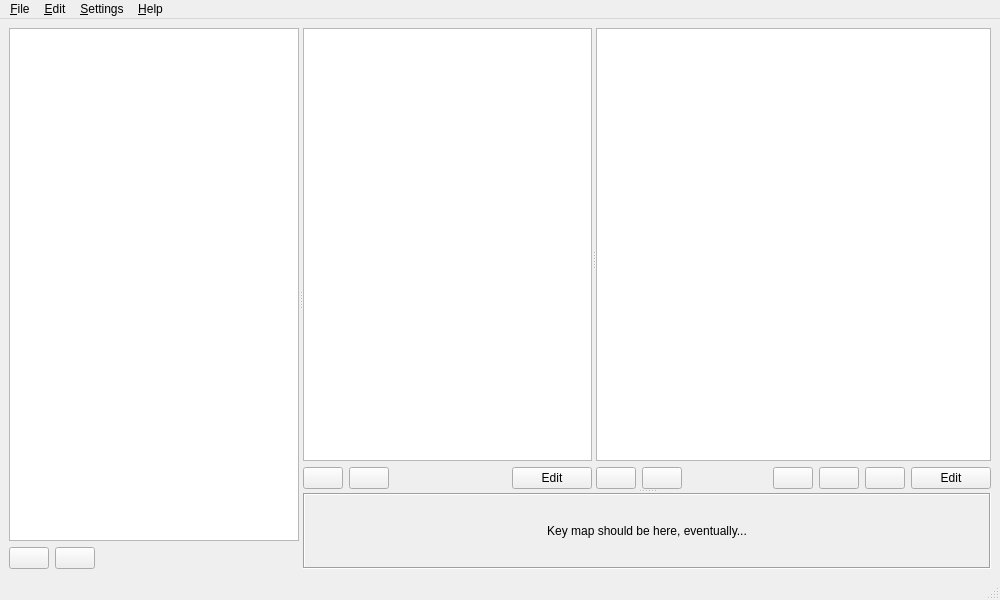
Before: the Qt Designer form src/mpbgui/MainWindow.ui in dakrk/manatools, drawn with Qt 5.
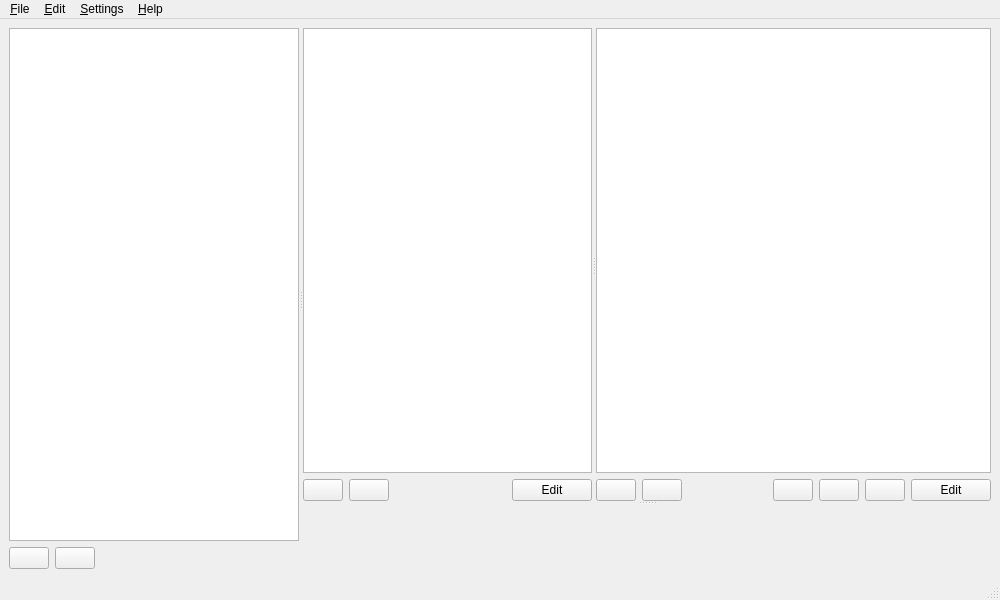
After: the same form once the commit is applied. Icons and pictures are not drawn. Custom widgets are drawn as their Qt base class.

Commit message:
mpbgui: show piano with split base note and range
one step closer to finishing issue #23. now I just need a way to
determine the start and end position of a key before I do the actual map

implementing this makes more clear the whole dumb broken selection
system unfortunately as the piano might not always be reset even when
there's no valid selection. Urrrrrrggghhhhhhhhhh

```diff
--- a/src/mpbgui/MainWindow.ui
+++ b/src/mpbgui/MainWindow.ui
@@ -301,26 +301,7 @@
          </layout>
         </widget>
        </widget>
-       <widget class="QFrame" name="keyMap">
-        <property name="frameShape">
-         <enum>QFrame::Shape::Box</enum>
-        </property>
-        <property name="frameShadow">
-         <enum>QFrame::Shadow::Sunken</enum>
-        </property>
-        <layout class="QVBoxLayout" name="verticalLayout_2">
-         <item>
-          <widget class="QLabel" name="label">
-           <property name="text">
-            <string>Key map should be here, eventually...</string>
-           </property>
-           <property name="alignment">
-            <set>Qt::AlignmentFlag::AlignCenter</set>
-           </property>
-          </widget>
-         </item>
-        </layout>
-       </widget>
+       <widget class="PianoKeyboardWidget" name="keyMap" native="true"/>
       </widget>
      </widget>
     </item>
@@ -552,6 +533,14 @@
    </property>
   </action>
  </widget>
+ <customwidgets>
+  <customwidget>
+   <class>PianoKeyboardWidget</class>
+   <extends>QWidget</extends>
+   <header location="global">guicommon/PianoKeyboardWidget.hpp</header>
+   <container>1</container>
+  </customwidget>
+ </customwidgets>
  <resources/>
  <connections/>
 </ui>
```
The commit also changes 4 other files.
